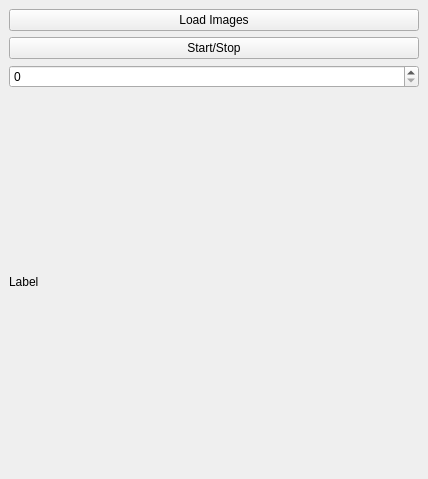
Above: src/SamplePluginPA10/src/SamplePlugin.ui from leesuro/ROVI1project before the change. Below: the same form after it.
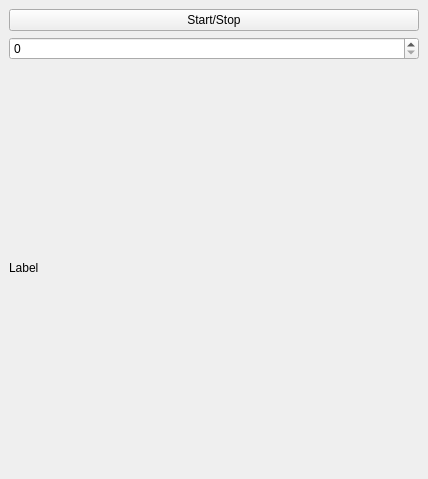
That is the form after the change.

Commit message: inverse kinematics improved. Exports the error. Now the UI only has one button. In general, its cooler.

Patch:
```diff
--- a/src/SamplePluginPA10/src/SamplePlugin.ui
+++ b/src/SamplePluginPA10/src/SamplePlugin.ui
@@ -20,24 +20,10 @@
       <item>
        <widget class="QPushButton" name="_btn0">
         <property name="text">
-         <string>Load Images</string>
-        </property>
-       </widget>
-      </item>
-      <item>
-       <widget class="QPushButton" name="_btn1">
-        <property name="text">
          <string>Start/Stop</string>
         </property>
        </widget>
       </item>
-<!--       <item>
-       <widget class="QCheckBox" name="_checkBox">
-        <property name="text">
-         <string>CheckBox</string>
-        </property>
-       </widget>
-      </item> -->
       <item>
        <widget class="QSpinBox" name="_spinBox"/>
       </item>
```
Left out of the diff: 10 changed lines with no effect on the pictures. The commit also changes 11 other files.
